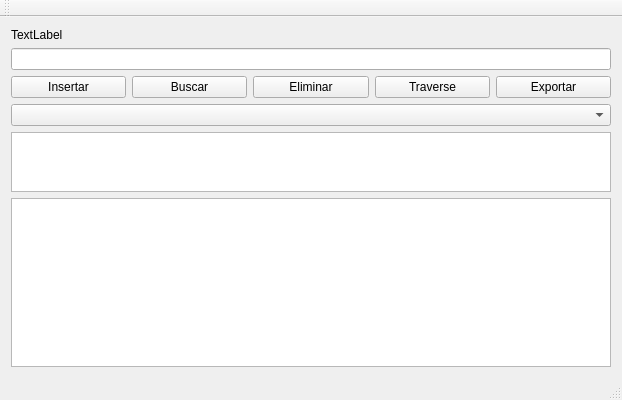
This is Rutas/main/TreeView.ui in AndresMora04/Rutas as Qt 5 draws it before an edit. The edited form follows.
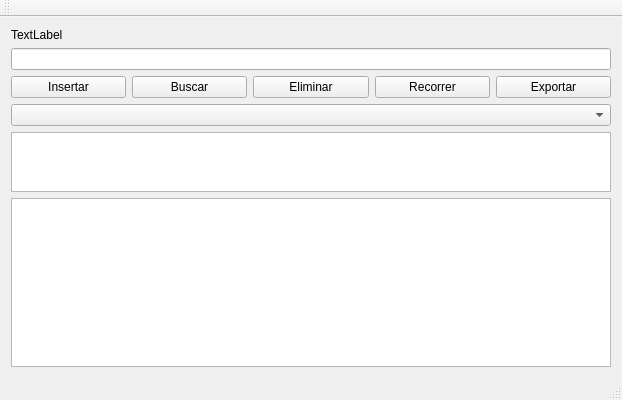
This is the edited form.

The edit to the form file:
```diff
--- a/Rutas/main/TreeView.ui
+++ b/Rutas/main/TreeView.ui
@@ -51,7 +51,7 @@
       <item>
        <widget class="QPushButton" name="btnTraverse">
         <property name="text">
-         <string>Traverse</string>
+         <string>Recorrer</string>
         </property>
        </widget>
       </item>
```
